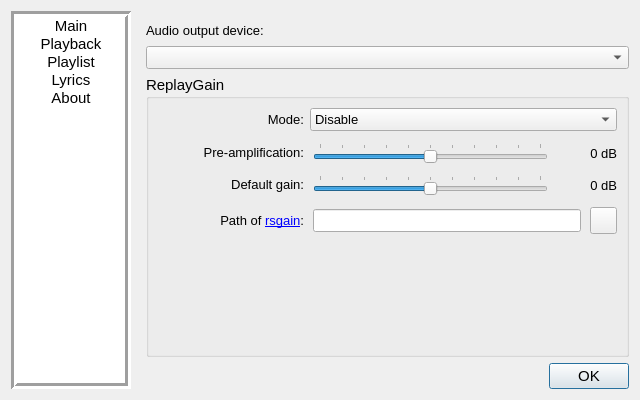
ZXfkSIE/ThousandPlayer, file source/ui/configwindow/tp_configwindow.ui: the form before one commit.
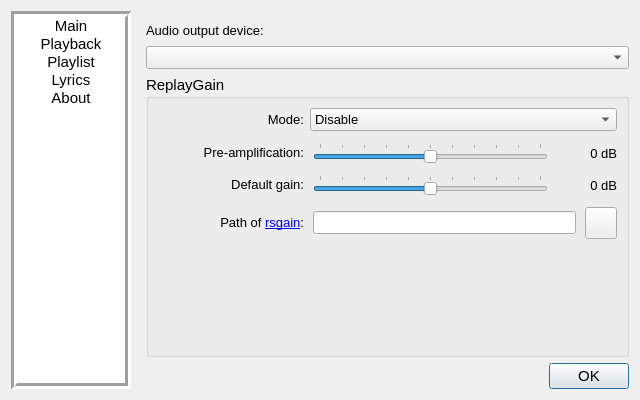
The form after the commit.

```diff
--- a/source/ui/configwindow/tp_configwindow.ui
+++ b/source/ui/configwindow/tp_configwindow.ui
@@ -883,14 +883,14 @@
                   </property>
                   <property name="minimumSize">
                    <size>
-                    <width>27</width>
-                    <height>27</height>
+                    <width>32</width>
+                    <height>32</height>
                    </size>
                   </property>
                   <property name="maximumSize">
                    <size>
-                    <width>27</width>
-                    <height>27</height>
+                    <width>32</width>
+                    <height>32</height>
                    </size>
                   </property>
                  </widget>
```
